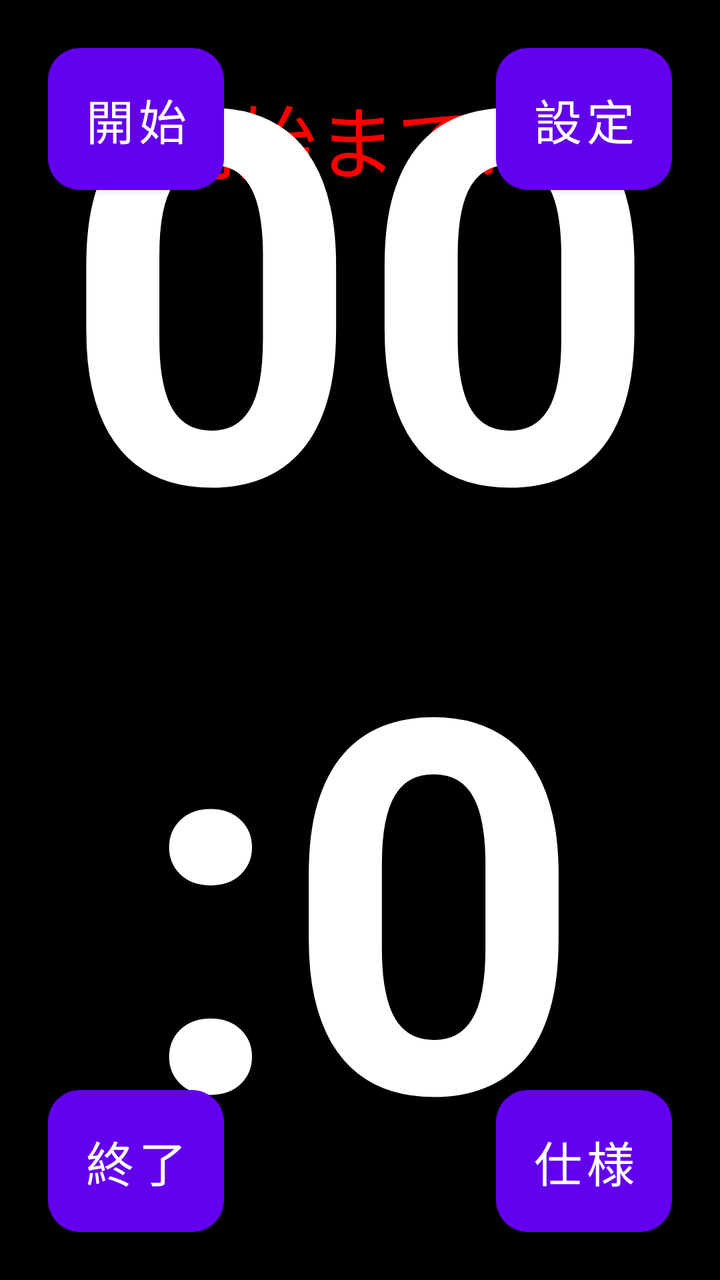
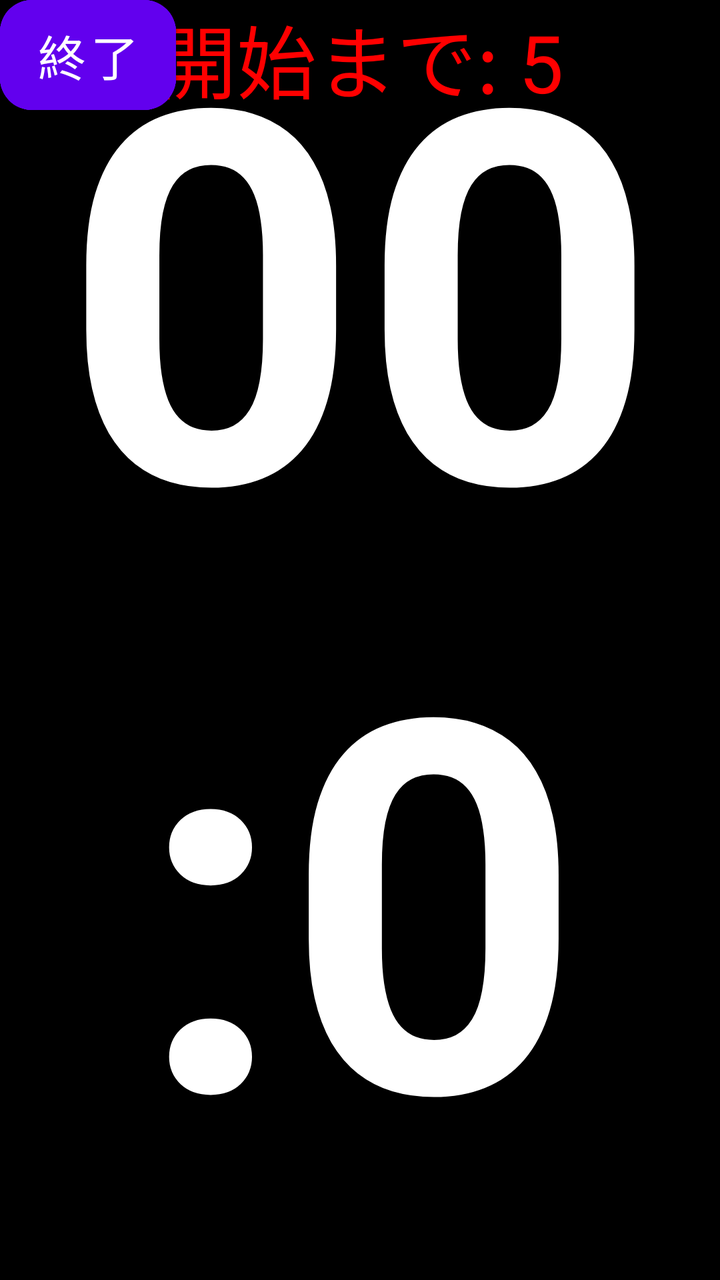

Two renders of the same Android screen: before a commit and after it. Below are the layout's source before the change and the commit's diff.
<!-- AndroidManifest.xml: application theme Theme.MaterialComponents.DayNight.NoActionBar -->
<!-- res/layout/activity_main.xml -->
<?xml version="1.0" encoding="utf-8"?>

<RelativeLayout xmlns:android="http://schemas.android.com/apk/res/android"
    android:layout_width="match_parent"
    android:layout_height="match_parent"
    android:background="#000000">

    
    <Button
        android:id="@+id/startBtn"
        android:layout_width="wrap_content"
        android:layout_height="wrap_content"
        android:text="開始"
        android:textSize="24sp"
        android:textColor="#FFFFFF"
        android:background="@drawable/btn_bg"
        android:padding="12dp"
        android:layout_alignParentStart="true"
        android:layout_alignParentTop="true"
        android:layout_marginStart="24dp"
        android:layout_marginTop="24dp" />

    
    <TextView
        android:id="@+id/countdownText"
        android:layout_width="wrap_content"
        android:layout_height="wrap_content"
        android:text="開始まで: 5"
        android:textSize="40sp"
        android:textColor="#FF0000"
        android:layout_centerHorizontal="true"
        android:layout_marginTop="40dp"/>

    
    <TextView
        android:id="@+id/timerText"
        android:layout_width="match_parent"
        android:layout_height="match_parent"
        android:text="00:00"
        android:textSize="260sp"
        android:textColor="#FFFFFF"
        android:textStyle="bold"
        android:gravity="center"
        android:includeFontPadding="false"/>

    
    <Button
        android:id="@+id/settingsBtn"
        android:layout_width="wrap_content"
        android:layout_height="wrap_content"
        android:text="設定"
        android:textSize="24sp"
        android:background="@drawable/btn_bg"
        android:textColor="#FFFFFF"
        android:padding="12dp"
        android:layout_alignParentTop="true"
        android:layout_alignParentEnd="true"
        android:layout_margin="24dp" />

    
    <Button
        android:id="@+id/specBtn"
        android:layout_width="wrap_content"
        android:layout_height="wrap_content"
        android:text="仕様"
        android:textSize="24sp"
        android:background="@drawable/btn_bg"
        android:textColor="#FFFFFF"
        android:padding="12dp"
        android:layout_alignParentBottom="true"
        android:layout_alignParentEnd="true"
        android:layout_margin="24dp" />

    
    <Button
        android:id="@+id/stopBtn"
        android:layout_width="wrap_content"
        android:layout_height="wrap_content"
        android:text="終了"
        android:textSize="24sp"
        android:background="@drawable/btn_bg"
        android:textColor="#FFFFFF"
        android:padding="12dp"
        android:layout_alignParentBottom="true"
        android:layout_alignParentStart="true"
        android:layout_margin="24dp" />

</RelativeLayout>
<!-- resources referenced by this layout -->
<resources>
  <!-- drawable btn_bg (drawable) -->
  <?xml version="1.0" encoding="utf-8"?>
  
  <shape xmlns:android="http://schemas.android.com/apk/res/android"
      android:shape="rectangle">
  
      <solid android:color="#444444"/>
  
      <corners android:radius="16dp"/>
  
      
      <padding
          android:left="12dp"
          android:top="0dp"
          android:right="12dp"
          android:bottom="0dp"/>
  </shape>
</resources>

<!-- the commit's change to res/layout/activity_main.xml (unified diff, before → after) -->
@@ -1,10 +1,12 @@
-<?xml version="1.0" encoding="utf-8"?>
+<?xml version="1.1" encoding="utf-8"?>
 
 <RelativeLayout xmlns:android="http://schemas.android.com/apk/res/android"
     android:layout_width="match_parent"
     android:layout_height="match_parent"
     android:background="#000000">
 
+    
+    
     
     <Button
         android:id="@+id/startBtn"
@@ -13,13 +15,10 @@
         android:text="開始"
         android:textSize="24sp"
         android:textColor="#FFFFFF"
-        android:background="@drawable/btn_bg"
-        android:padding="12dp"
-        android:layout_alignParentStart="true"
-        android:layout_alignParentTop="true"
-        android:layout_marginStart="24dp"
-        android:layout_marginTop="24dp" />
+        android:background="@drawable/btn_bg" />
 
+    
+    
     
     <TextView
         android:id="@+id/countdownText"
@@ -28,9 +27,10 @@
         android:text="開始まで: 5"
         android:textSize="40sp"
         android:textColor="#FF0000"
-        android:layout_centerHorizontal="true"
-        android:layout_marginTop="40dp"/>
+        android:layout_centerHorizontal="true" />
 
+    
+    
     
     <TextView
         android:id="@+id/timerText"
@@ -44,19 +44,19 @@
         android:includeFontPadding="false"/>
 
     
+    
+    
     <Button
         android:id="@+id/settingsBtn"
         android:layout_width="wrap_content"
         android:layout_height="wrap_content"
         android:text="設定"
         android:textSize="24sp"
-        android:background="@drawable/btn_bg"
         android:textColor="#FFFFFF"
-        android:padding="12dp"
-        android:layout_alignParentTop="true"
-        android:layout_alignParentEnd="true"
-        android:layout_margin="24dp" />
+        android:background="@drawable/btn_bg" />
 
+    
+    
     
     <Button
         android:id="@+id/specBtn"
@@ -64,13 +64,11 @@
         android:layout_height="wrap_content"
         android:text="仕様"
         android:textSize="24sp"
-        android:background="@drawable/btn_bg"
         android:textColor="#FFFFFF"
-        android:padding="12dp"
-        android:layout_alignParentBottom="true"
-        android:layout_alignParentEnd="true"
-        android:layout_margin="24dp" />
+        android:background="@drawable/btn_bg" />
 
+    
+    
     
     <Button
         android:id="@+id/stopBtn"
@@ -78,11 +76,7 @@
         android:layout_height="wrap_content"
         android:text="終了"
         android:textSize="24sp"
-        android:background="@drawable/btn_bg"
         android:textColor="#FFFFFF"
-        android:padding="12dp"
-        android:layout_alignParentBottom="true"
-        android:layout_alignParentStart="true"
-        android:layout_margin="24dp" />
+        android:background="@drawable/btn_bg" />
 
 </RelativeLayout>
<!-- resource entries referenced after the edit -->
@@ -11,11 +11,13 @@
       <corners android:radius="16dp"/>
   
       
+      
+      
       <padding
           android:left="12dp"
-          android:top="0dp"
+          android:top="2dp"
           android:right="12dp"
-          android:bottom="0dp"/>
+          android:bottom="2dp"/>
   </shape>
 </resources>
 
